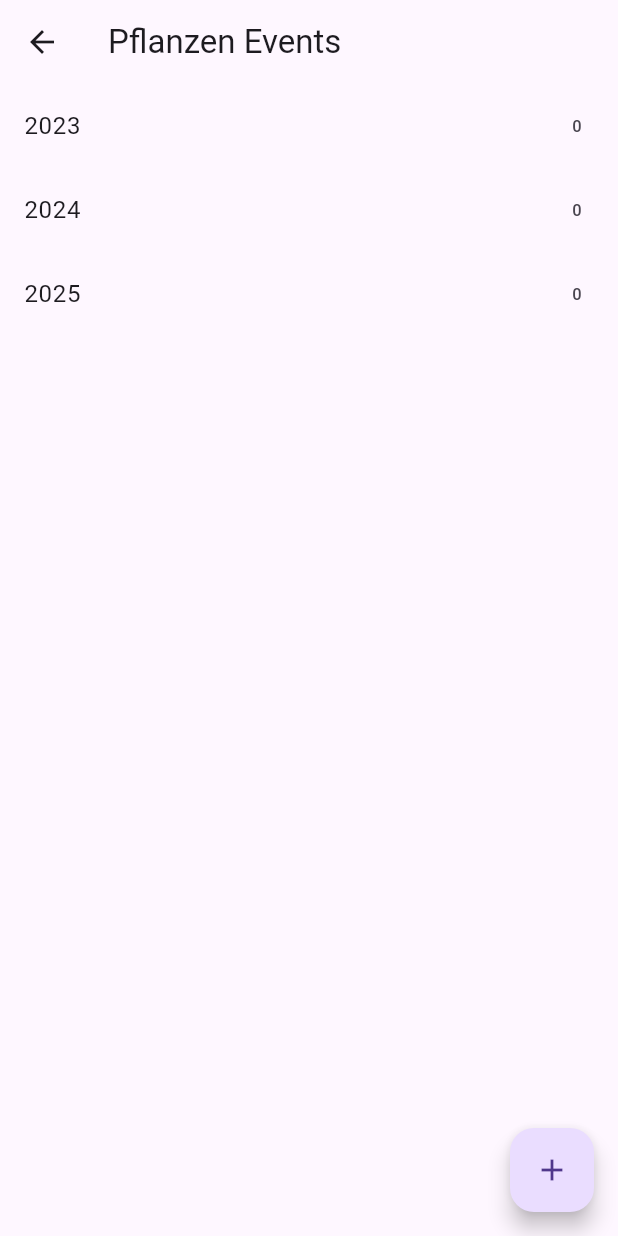
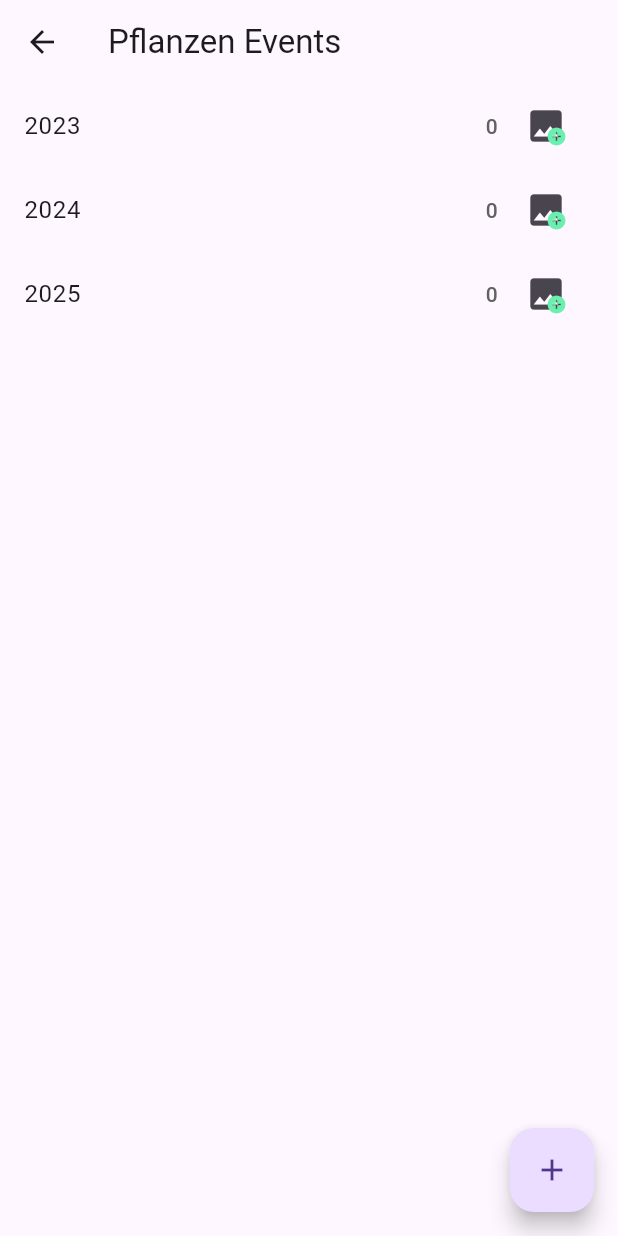
Before and after one commit to Curmil99/pflanzen_kalender, a Flutter app: the screen it shows after launch, after a tap on "Pflanzen", on a phone screen of 412 x 824 dp. Run offline on Flutter 3.47's test engine with Material 3 defaults, Android fonts, the phone set to English and light mode, and no system bars; our stand-ins replace image_picker, table_calendar.

Commit message:
In Main: Hinzufügen des Buttoms, um Bilder hinzuzufügen
In VergleichsAnsicht: Neure Modus der Vergleiche. Davor nur relative tagesAnzahl, jetzt noch Vergleich in abhängingkeit vom Datum

```diff
--- a/lib/main.dart
+++ b/lib/main.dart
@@ -335,23 +335,53 @@ class _EventListeScreenState extends State<EventListeScreen> {
 
           return ListTile(
             title: Text(event),
-            trailing: Text('$span'),               // Zahl anzeigen
+            trailing: Row(
+              mainAxisSize: MainAxisSize.min, // wichtig, damit die Row nicht den ganzen Platz einnimmt
+              children: [
+                // Zahl (Tage)
+                Padding(
+                  padding: const EdgeInsets.only(right: 8.0),
+                  child: Text(
+                    '$span',
+                    style: TextStyle(fontSize: 14, color: Colors.grey[700]),
+                  ),
+                ),
+                // Neuer Button zum Bilder hinzufügen
+                IconButton(
+                  onPressed: () {
+                    // TODO: Bilder hinzufügen implementieren
+                  },
+                  icon: Stack(
+                    alignment: Alignment.center,
+                    children: [
+                      Icon(Icons.photo, size: 28),        // Galerie-Symbol
+                      Positioned(
+                        right: 0,
+                        bottom: 0,
+                        child: Icon(Icons.add_circle, size: 14, color: Colors.greenAccent),
+                      ),
+                    ],
+                  ),
+                ),
+              ],
+            ),
             onTap: () {
               Navigator.push(
                 context,
                 MaterialPageRoute(
                   builder: (_) => EventDetailScreen(
-                    kategorie: widget.kategorie,   // aktuelle Kategorie
-                    eventName: event,              // *dieses* Event
+                    kategorie: widget.kategorie,
+                    eventName: event,
                   ),
                 ),
               ).then((modified) {
                 if (modified == true) {
-                  setState(() {});                // sofort neu berechnen + anzeigen
+                  setState(() {});
                 }
               });
             },
           );
+
 
         },
       ),
```
Also changed, not shown: lib/VergleichsAnsicht.dart (+82 -14 lines).
